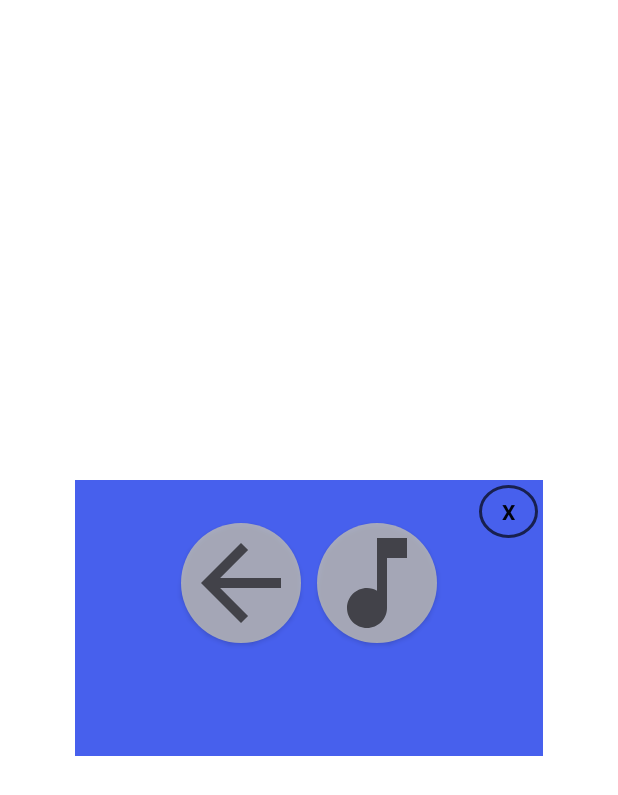
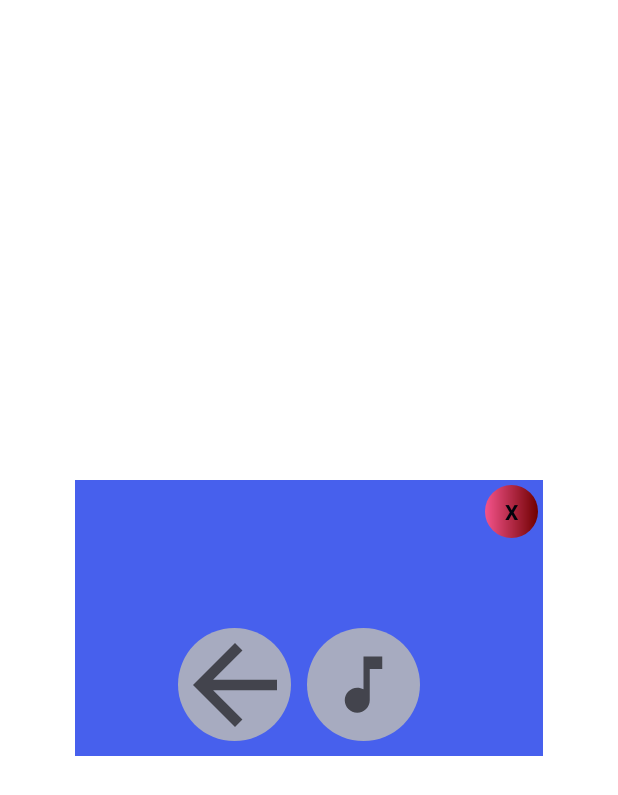
Before and after one commit to Cevik10/CatchTheRoadRunner, an Android app: the layout popupwindow.xml on its own in the app's theme, with its tools: preview values and no code run, on a phone screen of 412 x 824 dp. Shown: the top 795 px of the screen. Run offline under Robolectric (Android 15) with nearby library versions, the phone set to English and light mode, and no system bars; Roboto replaces fonts that are not available here.

Commit message:
vol11 pop-up window icons activated.

```diff
--- a/app/src/main/res/drawable/back_icon.xml
+++ b/app/src/main/res/drawable/back_icon.xml
@@ -1,6 +1,6 @@
 <vector xmlns:android="http://schemas.android.com/apk/res/android"
-    android:width="24dp"
-    android:height="24dp"
+    android:width="84dp"
+    android:height="84dp"
     android:viewportWidth="24"
     android:viewportHeight="24"
     android:tint="?attr/colorControlNormal">
--- a/app/src/main/res/drawable/music_icon.xml
+++ b/app/src/main/res/drawable/music_icon.xml
@@ -1,6 +1,6 @@
 <vector xmlns:android="http://schemas.android.com/apk/res/android"
-    android:width="8dp"
-    android:height="8dp"
+    android:width="50dp"
+    android:height="50dp"
     android:viewportWidth="24"
     android:viewportHeight="24"
     android:tint="?attr/colorControlNormal">
--- a/app/src/main/res/drawable/menu_icon.xml
+++ b/app/src/main/res/drawable/musicoff_icon.xml
@@ -1,10 +1,10 @@
 <vector xmlns:android="http://schemas.android.com/apk/res/android"
-    android:width="24dp"
-    android:height="24dp"
+    android:width="50dp"
+    android:height="50dp"
     android:viewportWidth="24"
     android:viewportHeight="24"
     android:tint="?attr/colorControlNormal">
   <path
       android:fillColor="@android:color/white"
-      android:pathData="M3,18h18v-2L3,16v2zM3,13h18v-2L3,11v2zM3,6v2h18L21,6L3,6z"/>
+      android:pathData="M4.27,3L3,4.27l9,9v0.28c-0.59,-0.34 -1.27,-0.55 -2,-0.55 -2.21,0 -4,1.79 -4,4s1.79,4 4,4 4,-1.79 4,-4v-1.73L19.73,21 21,19.73 4.27,3zM14,7h4V3h-6v5.18l2,2z"/>
 </vector>
--- a/app/src/main/res/drawable/txtclosepopup.xml
+++ b/app/src/main/res/drawable/txtclosepopup.xml
@@ -1,4 +1,4 @@
 <?xml version="1.0" encoding="utf-8"?>
 <shape android:shape="oval" xmlns:android="http://schemas.android.com/apk/res/android">
-    <stroke android:width="2dp" android:color="#AA000000"/>
+    <stroke android:width="2dp" android:color="#EF06D7"/>
 </shape>
--- a/app/src/main/res/layout/activity_main.xml
+++ b/app/src/main/res/layout/activity_main.xml
@@ -134,4 +134,6 @@
         tools:ignore="MissingConstraints" />
 
 
+
+
 </androidx.constraintlayout.widget.ConstraintLayout>
--- a/app/src/main/res/layout/popupwindow.xml
+++ b/app/src/main/res/layout/popupwindow.xml
@@ -2,15 +2,14 @@
 <RelativeLayout xmlns:android="http://schemas.android.com/apk/res/android"
 
     xmlns:app="http://schemas.android.com/apk/res-auto"
-    xmlns:tools="http://schemas.android.com/tools"
-    android:layout_width="fill_parent"
-    android:layout_height="fill_parent"
+    android:layout_width="match_parent"
+    android:layout_height="match_parent"
 
 
     android:layout_marginVertical="320dp"
 
+    android:layout_marginLeft="50dp"
     android:layout_marginRight="50dp"
-    android:layout_marginLeft="50dp"
 
 
     android:background="#4760ED"
@@ -21,11 +20,11 @@
 
     <androidx.appcompat.widget.AppCompatTextView
         android:id="@+id/textClose"
-        android:layout_width="39dp"
+        android:layout_width="35dp"
         android:layout_height="35dp"
         android:layout_alignParentTop="true"
         android:layout_alignParentEnd="true"
-        android:background="@drawable/txtclosepopup"
+        android:background="@drawable/custom_exitbutton"
         android:gravity="center"
         android:text="X"
         android:textColor="#01030C"
@@ -34,43 +33,39 @@
         android:textStyle="bold" />
 
     <LinearLayout
-        android:layout_width="wrap_content"
-        android:layout_height="142dp"
+        android:layout_width="185dp"
+        android:layout_height="88dp"
         android:layout_alignParentBottom="true"
         android:layout_centerInParent="true"
-        android:layout_marginBottom="46dp"
+        android:layout_marginBottom="0dp"
         android:orientation="horizontal">
 
 
-        <androidx.appcompat.widget.AppCompatButton
-
-            android:id="@+id/button3"
-            android:layout_width="80dp"
-            android:layout_height="80dp"
-            android:layout_alignParentStart="true"
+        <androidx.appcompat.widget.AppCompatImageButton
+            android:id="@+id/backButton"
+            android:layout_width="75dp"
+            android:layout_height="75dp"
             android:layout_gravity="center"
-
-
             android:layout_margin="5dp"
 
             android:background="@drawable/popup_icon_shape"
-            android:foreground="@drawable/back_icon"
 
-            />
 
-        <androidx.appcompat.widget.AppCompatButton
-            android:id="@+id/button4"
-            android:layout_width="80dp"
-            android:layout_height="80dp"
-            android:layout_alignParentStart="true"
+            app:srcCompat="@drawable/back_icon"
+
+            android:contentDescription="@string/app_name"/>
+
+        <androidx.appcompat.widget.AppCompatImageButton
+            android:id="@+id/musicButton"
+            android:layout_width="75dp"
+            android:layout_height="75dp"
             android:layout_gravity="center"
             android:layout_margin="5dp"
 
 
             android:background="@drawable/popup_icon_shape"
-
-
-            android:foreground="@drawable/music_icon" />
+            android:contentDescription="@string/app_name"
+            app:srcCompat="@drawable/music_icon" />
     </LinearLayout>
 
 
```
Also changed, not shown: app/src/main/java/com/ibrahimcakir/catchtheroadrunner/GameScreen.java (+56 -3 lines), app/src/main/java/com/ibrahimcakir/catchtheroadrunner/MainActivity.java (+0 -10 lines), app/src/main/res/layout/activity_game_screen.xml (+4 -3 lines).
